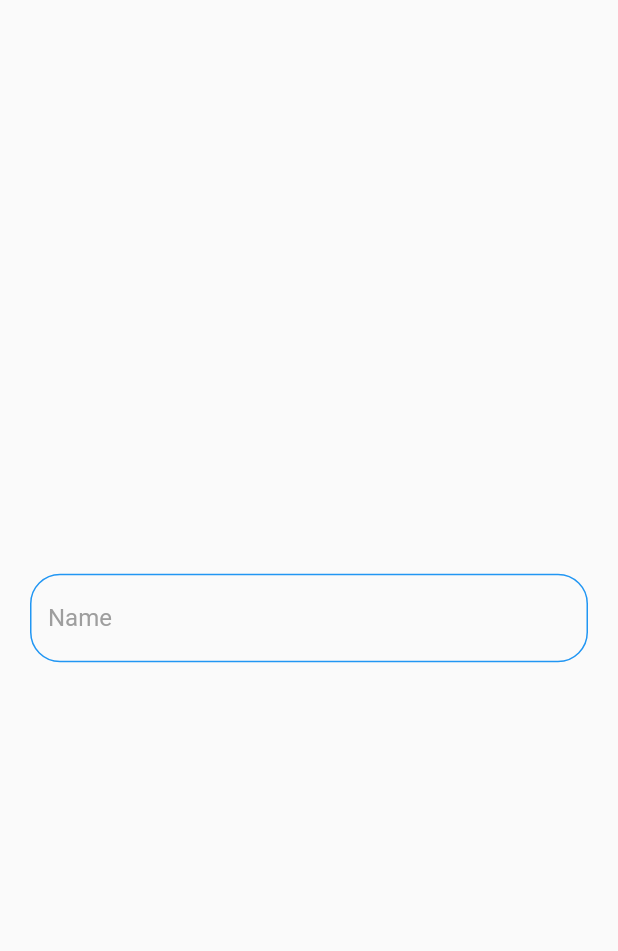
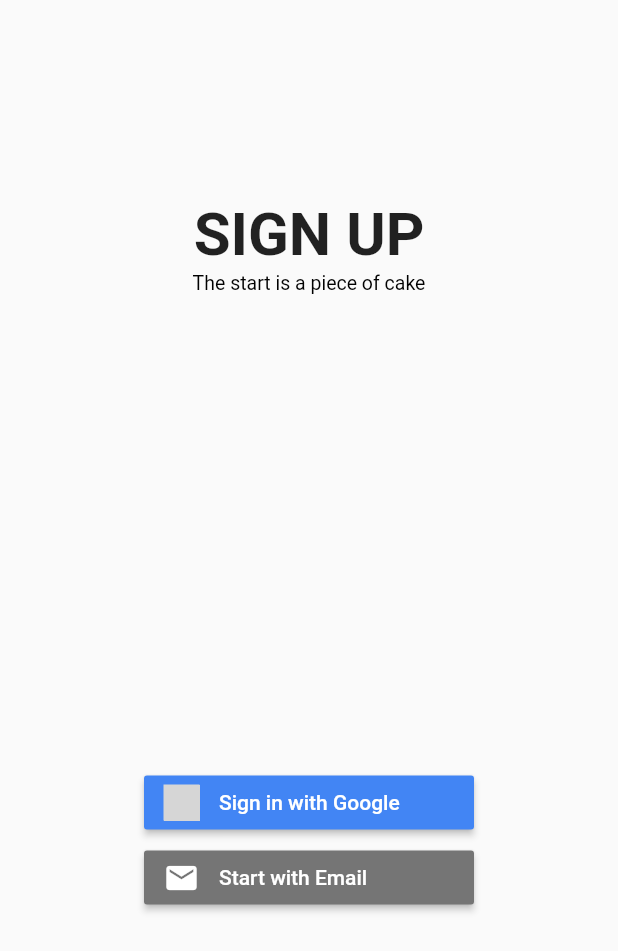
Before and after one commit to neelsahni/TripGenie, a Flutter app: the screen it shows after launch, on a phone screen of 412 x 824 dp. Shown: the top 951 px of the screen. Run offline on Flutter 3.47's test engine with Material 2 defaults, Android fonts, the phone set to English and light mode, and no system bars; our stand-ins replace cloud_firestore, device_info, firebase_auth, firebase_core, flutter_signin_button, google_sign_in and 2 more; accounts and stored records are empty; grey boxes are pictures that could not be loaded.

Commit message:
sign up / sign in working

```diff
--- a/lib/main.dart
+++ b/lib/main.dart
@@ -1,4 +1,5 @@
 import 'package:ai_trip_planner/screens/MainPage.dart';
+import 'package:ai_trip_planner/screens/start_screen.dart';
 import 'package:firebase_core/firebase_core.dart';
 import 'package:flutter/material.dart';
 import 'package:provider/provider.dart';
@@ -29,7 +30,7 @@ class MyApp extends StatelessWidget {
                 navigatorKey: _navigatorKey,
                 debugShowCheckedModeBanner: false,
                 title: 'AI TRIP PLANNER',
-                home: const MainPage()
+                home: Startpagecontent()
 
             );
           } else {
--- a/lib/screens/MainPage.dart
+++ b/lib/screens/MainPage.dart
@@ -1,5 +1,9 @@
 import 'package:ai_trip_planner/components/TextFieldAdd.dart';
 import 'package:flutter/material.dart';
+
+//global variables
+
+String name = "";
 
 
 class MainPage extends StatefulWidget {
--- /dev/null
+++ b/lib/screens/start_screen.dart
@@ -0,0 +1,229 @@
+import 'dart:io' show Platform, stdout;
+//import 'package:ai_trip_planner/screens/IntroSlider.dart';
+import 'package:ai_trip_planner/screens/Login.dart';
+import 'package:flutter/material.dart';
+import 'package:firebase_auth/firebase_auth.dart';
+import 'package:ai_trip_planner/screens/mainpage.dart';
+import 'package:flutter_signin_button/flutter_signin_button.dart';
+import 'package:flutter/services.dart';
+import 'package:ai_trip_planner/services/AppleSignin.dart';
+import 'package:ai_trip_planner/components/ErrorAlert.dart';
+import 'package:ai_trip_planner/services/GoogleSignIn.dart';
+import 'package:cloud_firestore/cloud_firestore.dart';
+import 'package:flutter/widgets.dart';
+
+//TODO: cleanup like mainpage
+
+final _auth = FirebaseAuth.instance;
+
+final _firestore = FirebaseFirestore.instance;
+
+User? loggedinUser;
+
+Future<void>? _fetchdata;
+
+class Startpagecontent extends StatefulWidget {
+  @override
+  _StartpagecontentState createState() => _StartpagecontentState();
+}
+
+class _StartpagecontentState extends State<Startpagecontent> {
+  Future<User?> getUser() async {
+    return await _auth.currentUser;
+  }
+
+  @override
+  void initState() {
+    super.initState();
+
+    _fetchdata = getCurrentUser();
+  }
+
+  //This is for getting the current user
+  Future<void> getCurrentUser() async {
+    try {
+      final user = await _auth.currentUser;
+      if (user != null) {
+        loggedinUser = user;
+        Navigator.push(
+            context,
+            MaterialPageRoute(
+                builder: (context) => MainPage(), fullscreenDialog: true));
+      }
+    } catch (e) {
+      print(e);
+    }
+  }
+
+  String? email;
+  String? password;
+  @override
+  Widget build(BuildContext context) {
+    SystemChrome.setPreferredOrientations([
+      DeviceOrientation.portraitUp,
+    ]);
+    return Scaffold(
+      body: Container(
+        constraints: BoxConstraints(
+            maxHeight: double.infinity, maxWidth: double.infinity),
+        child: Center(
+          child: Padding(
+            padding: EdgeInsets.only(top: 2.0),
+            child: Column(
+              mainAxisAlignment: MainAxisAlignment.center,
+              crossAxisAlignment: CrossAxisAlignment.center,
+              children: <Widget>[
+                SizedBox(height: 30),
+                // Padding(
+                //   padding: const EdgeInsets.all(2.0),
+                //   child: Container(
+                //     child: Hero(
+                //       tag: 'logo',
+                //       child: Image.asset(
+                //         'assets/logo.png',
+                //         fit: BoxFit.fill,
+                //         scale: MediaQuery.of(context).orientation ==
+                //                 Orientation.landscape
+                //             ? 0.7
+                //             : 0.4,
+                //       ),
+                //     ),
+                //   ),
+                // ),
+                Expanded(
+                  child: Column(
+                    mainAxisAlignment: MainAxisAlignment.center,
+                    children: const [
+                      Padding(
+                        padding: EdgeInsets.all(1.0),
+                        child: Text(
+                          'SIGN UP',
+                          style: TextStyle(
+                              fontSize: 40, fontWeight: FontWeight.bold),
+                        ),
+                      ),
+                      Text(
+                        'The start is a piece of cake',
+                        style: TextStyle(color: Colors.black, fontSize: 13),
+                      ),
+                    ],
+                  ),
+                ),
+                Expanded(
+                  flex: 2,
+                  child: Padding(
+                    padding: const EdgeInsets.all(2.0),
+                    child: Container(
+                      child: Column(
+                        mainAxisAlignment: MainAxisAlignment.center,
+                        children: [
+                          // FutureBuilder(builder: (context, snapshot) {
+                          //   if (Platform.isIOS) {
+                          //     return
+                          Padding(
+                              padding: const EdgeInsets.all(1.0),
+                              child: SignInButton(Buttons.GoogleDark,
+                                  text: 'Sign in with Google',
+                                  onPressed: () async {
+                                try {
+                                  //TODO: fix this for android
+                                  await signInWithGoogle().whenComplete(() {
+                                    try {
+                                      // checks version of app
+                                      getUser().then((user) {
+                                        _firestore
+                                            .collection('users')
+                                            .doc(user!.uid)
+                                            .set({'version': '0.1'});
+                                        Navigator.push(
+                                          context,
+                                          MaterialPageRoute(
+                                              builder: (context) =>
+                                                  MainPage(),
+                                              fullscreenDialog: true),
+                                        );
+                                      });
+                                    } catch (e) {
+                                      // TODO: handle error
+                                      error(context,
+                                          'Sign in did not work, please try again later');
+                                    }
+                                  });
+                                } catch (e) {}
+                              })),
+                          // } else {
+                          //   return Container();
+                          // }
+                          // }),
+                          FutureBuilder(
+                            builder: (context, snapshot) {
+                              if (Platform.isIOS) {
+                                return Padding(
+                                  padding: const EdgeInsets.all(1.0),
+                                  child: SignInButton(
+                                    Buttons.AppleDark,
+                                    text: 'Sign in with Apple',
+                                    onPressed: () async {
+                                      await signInWithApple();
+                                      if (_auth.currentUser != null) {
+                                        getUser().then((user) {
+                                          _firestore
+                                              .collection('users')
+                                              .doc(user!.uid)
+                                              .set({'version': '0.1'});
+                                          if (user != null) {
+                                            Navigator.push(
+                                                context,
+                                                MaterialPageRoute(
+                                                    builder: (context) =>
+                                                        MainPage(),
+                                                    fullscreenDialog: true));
+                                          }
+                                        });
+                                      } else {
+                                        error(context,
+                                            'Sign in did not work, please try again later');
+                                      }
+                                    },
+                                  ),
+                                );
+                              } else {
+                                return Container();
+                              }
+                            },
+                          ),
+                          Padding(
+                            padding: const EdgeInsets.all(1.0),
+                            child: SignInButton(
+                              Buttons.Email,
+                              text: 'Start with Email',
+                              onPressed: () {
+                                Navigator.push(context, MaterialPageRoute(builder: (context) => Sign_in())
+                            );}
+                          ),
+                          //sign in without any account
+                          // Padding(
+                          //   padding: const EdgeInsets.all(4.0),
+                          //   child: GestureDetector(
+                          //     child: Text('Continue without account'),
+                          //     onTap: () {
+                          //       Navigator.push(
+                          //           context,
+                          //           MaterialPageRoute(
+                          //               builder: (context) => Main_page()));
+                          //     },
+                          //   ),
+                          // ),
+                      )],
+                      ),
+                    ),
+                  ),
+                ),
+              ],
+            ),
+          ),
+        ),
+      ),
+    );
+  }
+}
```
Also changed, not shown: lib/screens/Login.dart (added, +197 -0 lines), lib/screens/MyProfile.dart (added, +274 -0 lines), 1 other file.
